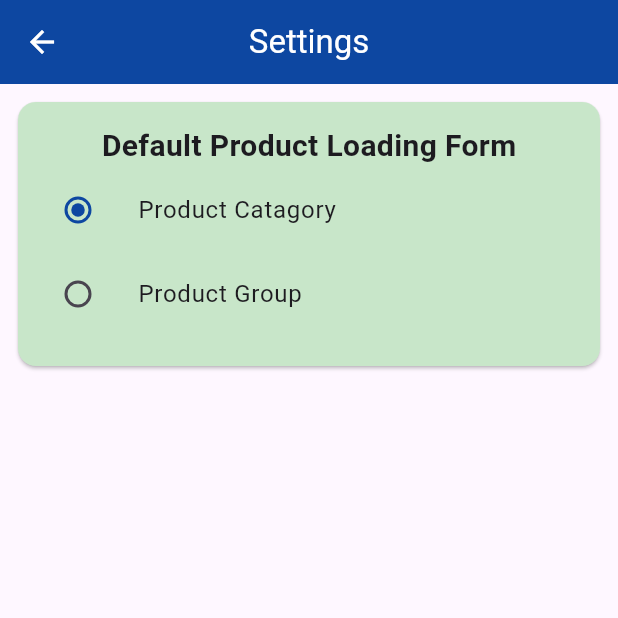
After one commit to hishamponnath/salesnrich_flutter_app, a Flutter app: the Settings_view screen opened directly, on a phone screen of 412 x 824 dp, the top half of it. The commit adds this screen. Run offline on Flutter 3.47's test engine with Material 3 defaults, Android fonts, the phone set to English and light mode, and no system bars; our stand-ins replace shared_preferences; missing offline and left inert: flutter_phone_direct_caller; accounts and stored records are empty.

Commit message:
settings view

```diff
--- a/lib/view/drawer_view.dart
+++ b/lib/view/drawer_view.dart
@@ -3,6 +3,7 @@ import 'package:salesnrich_app_flutter/model/menuitemsmodel.dart';
 import 'package:salesnrich_app_flutter/service/menuitems_service.dart';
 import 'package:salesnrich_app_flutter/view/attendancescreen_view.dart';
 import 'package:salesnrich_app_flutter/view/punchoutscreen_view.dart';
+import 'package:salesnrich_app_flutter/view/settings.dart';
 
 class Drawerclass extends StatefulWidget {
   const Drawerclass({super.key});
@@ -122,6 +123,12 @@ class _DrawerclassState extends State<Drawerclass> {
                           MaterialPageRoute(
                               builder: (context) => const PunchOutScreen()),
                         );
+                      } else if (menuItem.label == 'Settings') {
+                        Navigator.push(
+                          context,
+                          MaterialPageRoute(
+                              builder: (context) => const Settings_view()),
+                        );
                       }
                       // Add more conditions here for other menu items if needed
                     },
--- /dev/null
+++ b/lib/view/settings.dart
@@ -0,0 +1,80 @@
+import 'package:flutter/material.dart';
+
+class Settings_view extends StatefulWidget {
+  const Settings_view({super.key});
+
+  @override
+  State<Settings_view> createState() => _Settings_viewState();
+}
+
+class _Settings_viewState extends State<Settings_view> {
+  int _selectedValue = 1;
+
+
+  @override
+  Widget build(BuildContext context) {
+    return Scaffold(
+      appBar: AppBar(
+        iconTheme: const IconThemeData(color: Colors.white),
+        title: const Text(
+          "Settings",
+          style: TextStyle(color: Colors.white),
+        ),
+        centerTitle: true,
+        backgroundColor: Colors.blue[900],
+      ),
+      body: Column(
+        children: [
+          SizedBox(
+            height: 200,
+            width: double.infinity,
+            child: Padding(
+              padding: const EdgeInsets.all(8.0),
+              child: Card(
+                color: Colors.green[100],
+                child: Padding(
+                  padding: const EdgeInsets.only(left: 0, top: 15),
+                  child: Column(
+                    children: [
+                      const Text(
+                        "Default Product Loading Form",
+                        style: TextStyle(
+                            fontSize: 20, fontWeight: FontWeight.bold),
+                      ),
+                      ListTile(
+                        title: const Text('Product Catagory'),
+                        leading: Radio(
+                          activeColor: Colors.blue[900],
+                          value: 1,
+                          groupValue: _selectedValue,
+                          onChanged: (int? value) {
+                            setState(() {
+                              _selectedValue = value!;
+                            });
+                          },
+                        ),
+                      ),
+                      ListTile(
+                        title: const Text('Product Group'),
+                        leading: Radio(
+                          activeColor: Colors.blue[900],
+                          value: 2,
+                          groupValue: _selectedValue,
+                          onChanged: (int? value) {
+                            setState(() {
+                              _selectedValue = value!;
+                            });
+                          },
+                        ),
+                      ),
+                    ],
+                  ),
+                ),
+              ),
+            ),
+          )
+        ],
+      ),
+    );
+  }
+}
```
Also changed, not shown: lib/view/demo.dart (+35 -167 lines), lib/view/home_view.dart (line endings or trailing spaces).
